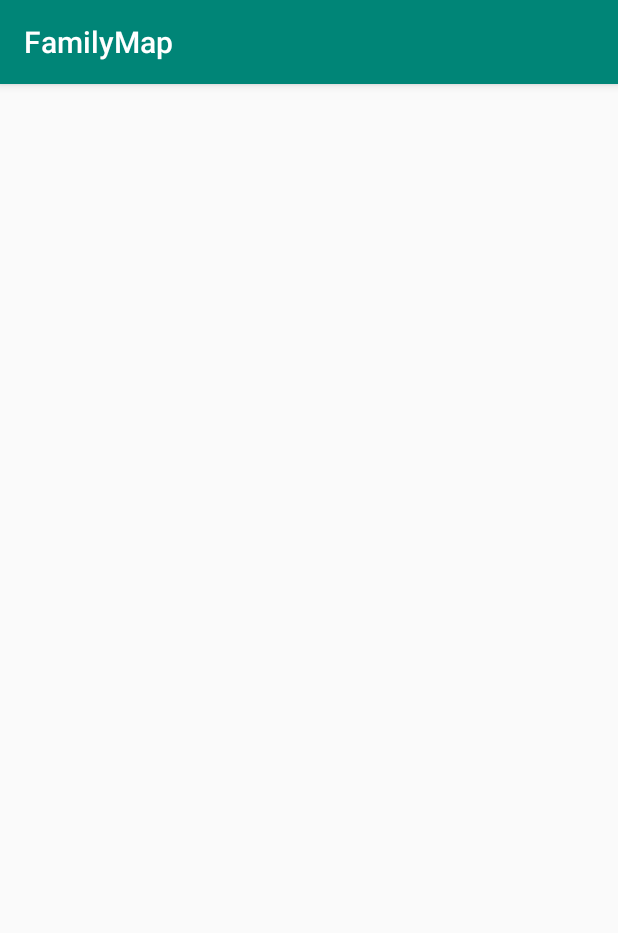
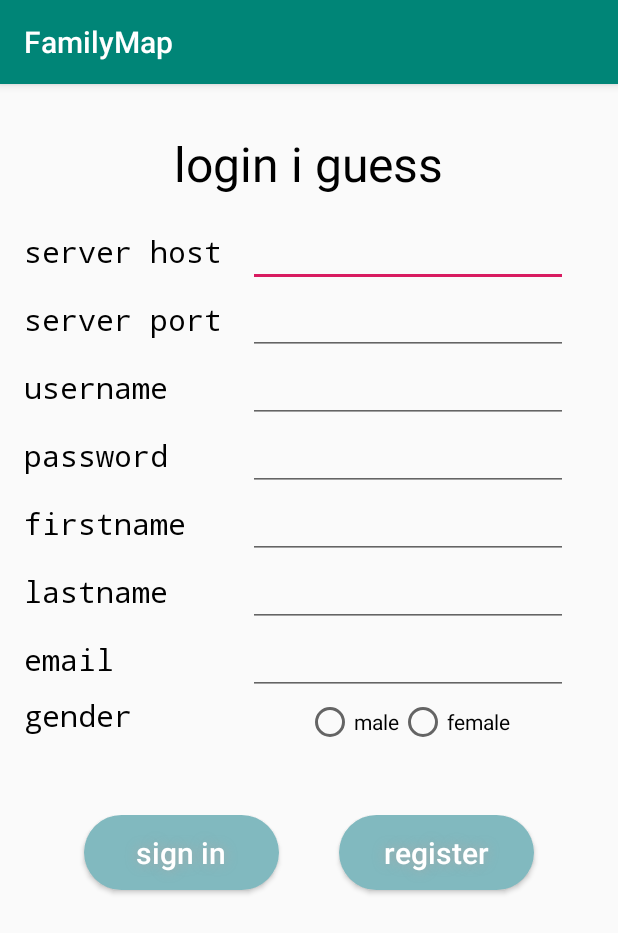
Before and after one commit to lukeludlow/FamilyMap, an Android app: the screen it shows after launch (MainActivity), on a phone screen of 412 x 824 dp. Shown: the top 933 px of the screen. Run offline under Robolectric (Android 15) with nearby library versions, the phone set to English and light mode, and no system bars.

Commit message:
wire up my widgets

```diff
--- a/app/src/main/java/dev/lukel/familymap/ui/LoginFragment.java
+++ b/app/src/main/java/dev/lukel/familymap/ui/LoginFragment.java
@@ -8,8 +8,10 @@ import android.util.Log;
 import android.view.LayoutInflater;
 import android.view.View;
 import android.view.ViewGroup;
+import android.widget.Button;
 import android.widget.EditText;
 import android.widget.RadioButton;
+import android.widget.RadioGroup;
 
 import dev.lukel.familymap.R;
 import dev.lukel.familymap.model.LoginRequest;
@@ -24,8 +26,10 @@ public class LoginFragment extends Fragment {
     private EditText firstname;
     private EditText lastname;
     private EditText email;
-    private RadioButton male;
-    private RadioButton female;
+    private RadioGroup genderSelection;
+    private String gender;
+    private Button loginButton;
+    private Button registerButton;
     private boolean loginRequest;
     private boolean registerRequest;
 
@@ -48,11 +52,54 @@ public class LoginFragment extends Fragment {
         firstname = (EditText) v.findViewById(R.id.firstname_edit_text);
         lastname = (EditText) v.findViewById(R.id.lastname_edit_text);
         email = (EditText) v.findViewById(R.id.email_edit_text);
-        male = (RadioButton) v.findViewById(R.id.button_male);
-        female = (RadioButton) v.findViewById(R.id.button_female);
+        genderSelection = (RadioGroup) v.findViewById(R.id.button_gender);
+        loginButton = (Button) v.findViewById(R.id.button_login);
+        registerButton = (Button) v.findViewById(R.id.button_register);
 
         serverHost.addTextChangedListener(textWatcher);
-
+        serverPort.addTextChangedListener(textWatcher);
+        username.addTextChangedListener(textWatcher);
+        password.addTextChangedListener(textWatcher);
+        firstname.addTextChangedListener(textWatcher);
+        lastname.addTextChangedListener(textWatcher);
+        email.addTextChangedListener(textWatcher);
+        genderSelection.setOnCheckedChangeListener(new RadioGroup.OnCheckedChangeListener() {
+            @Override
+            public void onCheckedChanged(RadioGroup group, int checkedId) {
+                RadioButton checkedRadioButton = (RadioButton) group.findViewById(checkedId);
+                boolean isChecked = checkedRadioButton.isChecked();
+                switch (checkedId) {
+                    case R.id.button_male:
+                        if (isChecked) {
+                            gender = "m";
+                            Log.i(TAG, "male");
+                        }
+                        break;
+                    case R.id.button_female:
+                            if (isChecked) {
+                                gender = "m";
+                                Log.i(TAG, "female");
+                            }
+                        break;
+                    default:
+                        Log.i(TAG, "gender huh?");
+                }
+            }
+        });
+        loginButton.setOnClickListener(new View.OnClickListener() {
+            @Override
+            public void onClick(View v) {
+                loginRequest = true;
+                registerRequest = false;
+            }
+        });
+        registerButton.setOnClickListener(new View.OnClickListener() {
+            @Override
+            public void onClick(View v) {
+                registerRequest = true;
+                loginRequest = false;
+            }
+        });
 
         return v;
     }
@@ -64,8 +111,7 @@ public class LoginFragment extends Fragment {
         }
         @Override
         public void onTextChanged(CharSequence s, int start, int before, int count) {
-            Log.i(TAG, "onTextChanged");
-            Log.i(TAG, s.toString());
+            //
         }
         @Override
         public void afterTextChanged(Editable s) {
@@ -81,7 +127,7 @@ public class LoginFragment extends Fragment {
         request.setPassword(password.getText().toString());
         request.setFirstname(firstname.getText().toString());
         request.setEmail(email.getText().toString());
-        // male or female?
+        request.setGender(gender);
         // login or register?
         return request;
     }
--- a/app/src/main/java/dev/lukel/familymap/ui/MainActivity.java
+++ b/app/src/main/java/dev/lukel/familymap/ui/MainActivity.java
@@ -1,5 +1,7 @@
 package dev.lukel.familymap.ui;
 
+import android.support.v4.app.Fragment;
+import android.support.v4.app.FragmentManager;
 import android.support.v7.app.AppCompatActivity;
 import android.os.Bundle;
 
@@ -11,5 +13,11 @@ public class MainActivity extends AppCompatActivity {
     protected void onCreate(Bundle savedInstanceState) {
         super.onCreate(savedInstanceState);
         setContentView(R.layout.activity_main);
+        FragmentManager fm = getSupportFragmentManager();
+        Fragment login = fm.findFragmentById(R.id.fragment_container_login);
+        if (login == null) {
+            login = new LoginFragment();
+            fm.beginTransaction().add(R.id.fragment_container_login, login).commit();
+        }
     }
 }
--- a/app/src/main/res/layout/activity_main.xml
+++ b/app/src/main/res/layout/activity_main.xml
@@ -1,9 +1,8 @@
 <?xml version="1.0" encoding="utf-8"?>
-<android.support.constraint.ConstraintLayout xmlns:android="http://schemas.android.com/apk/res/android"
-    xmlns:app="http://schemas.android.com/apk/res-auto"
-    xmlns:tools="http://schemas.android.com/tools"
+
+<FrameLayout
+    xmlns:android="http://schemas.android.com/apk/res/android"
+    android:id="@+id/fragment_container_login"
     android:layout_width="match_parent"
     android:layout_height="match_parent"
-    tools:context=".ui.MainActivity">
-
-</android.support.constraint.ConstraintLayout>
+    />
--- a/app/src/main/res/layout/fragment_login.xml
+++ b/app/src/main/res/layout/fragment_login.xml
@@ -121,6 +121,7 @@
             android:typeface="monospace" />
 
         <RadioGroup
+            android:id="@+id/button_gender"
             android:layout_width="wrap_content"
             android:layout_height="wrap_content"
             android:layout_gravity="center_horizontal"
```
